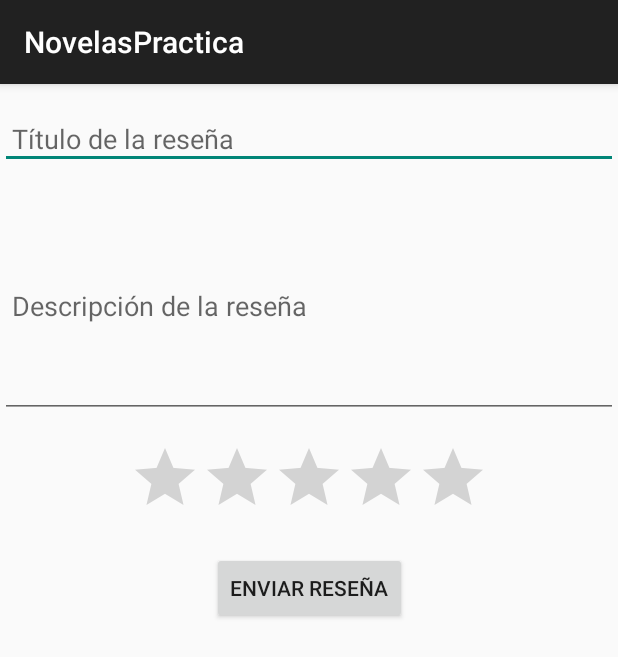
After one commit to Tapiiaa/NovelasPractica, an Android app built with Jetpack Compose: the AddReviewActivity screen opened directly, with no data from a screen before it, on a phone screen of 412 x 824 dp. The commit adds this screen. Shown: the top 657 px of the screen. Run offline under Robolectric (Android 15) with nearby library versions, the phone set to English and light mode, and no system bars; our stand-ins replace Room's generated code.

Commit message:
Funciona, ahora toca darle estilo y forma a la app

```diff
--- /dev/null
+++ b/app/src/main/java/com/example/novelaspractica/AddReviewActivity.java
@@ -0,0 +1,55 @@
+package com.example.novelaspractica;
+
+
+import androidx.appcompat.app.AppCompatActivity;
+import androidx.lifecycle.ViewModelProvider;
+
+import android.os.Bundle;
+import android.view.View;
+import android.widget.Button;
+import android.widget.EditText;
+import android.widget.RatingBar;
+import android.widget.Toast;
+
+public class AddReviewActivity extends AppCompatActivity {
+
+    private EditText editTextReviewTitle, editTextReviewDescription;
+    private RatingBar ratingBar;
+    private Button buttonSubmitReview;
+    private ReviewViewModel reviewViewModel;
+
+    @Override
+    protected void onCreate(Bundle savedInstanceState) {
+        super.onCreate(savedInstanceState);
+        setContentView(R.layout.activity_add_review);
+
+        // Inicializar elementos de la interfaz
+        editTextReviewTitle = findViewById(R.id.editTextReviewTitle);
+        editTextReviewDescription = findViewById(R.id.editTextReviewDescription);
+        ratingBar = findViewById(R.id.ratingBar);
+        buttonSubmitReview = findViewById(R.id.buttonSubmitReview);
+
+        // Inicializar ViewModel
+        reviewViewModel = new ViewModelProvider(this).get(ReviewViewModel.class);
+
+        // Insertar reseña cuando se presiona el botón
+        buttonSubmitReview.setOnClickListener(new View.OnClickListener() {
+            @Override
+            public void onClick(View v) {
+                String reviewTitle = editTextReviewTitle.getText().toString().trim();
+                String reviewDescription = editTextReviewDescription.getText().toString().trim();
+                float rating = ratingBar.getRating();
+
+                if (reviewTitle.isEmpty() || reviewDescription.isEmpty()) {
+                    Toast.makeText(AddReviewActivity.this, "Por favor, complete todos los campos", Toast.LENGTH_SHORT).show();
+                } else {
+                    // Insertar la reseña en la base de datos
+                    Review newReview = new Review(reviewTitle, reviewDescription, rating);
+                    reviewViewModel.insert(newReview);
+                    Toast.makeText(AddReviewActivity.this, "Reseña añadida", Toast.LENGTH_SHORT).show();
+                    finish(); // Finaliza la actividad actual y regresa a la pantalla anterior
+                }
+            }
+        });
+    }
+}
--- /dev/null
+++ b/app/src/main/java/com/example/novelaspractica/ReviewDao.java
@@ -0,0 +1,22 @@
+package com.example.novelaspractica;
+
+
+import androidx.lifecycle.LiveData;
+import androidx.room.Dao;
+import androidx.room.Delete;
+import androidx.room.Insert;
+import androidx.room.Query;
+
+import java.util.List;
+
+@Dao
+public interface ReviewDao {
+    @Insert
+    void insert(Review review);
+
+    @Delete
+    void delete(Review review);
+
+    @Query("SELECT * FROM review_table ORDER BY id ASC")
+    LiveData<List<Review>> getAllReviews();
+}
--- /dev/null
+++ b/app/src/main/java/com/example/novelaspractica/ReviewDatabase.java
@@ -0,0 +1,26 @@
+package com.example.novelaspractica;
+
+
+import android.content.Context;
+
+import androidx.room.Database;
+import androidx.room.Room;
+import androidx.room.RoomDatabase;
+
+@Database(entities = {Review.class}, version = 1)
+public abstract class ReviewDatabase extends RoomDatabase {
+
+    private static ReviewDatabase instance;
+
+    public abstract ReviewDao reviewDao();
+
+    public static synchronized ReviewDatabase getInstance(Context context) {
+        if (instance == null) {
+            instance = Room.databaseBuilder(context.getApplicationContext(),
+                            ReviewDatabase.class, "review_database")
+                    .fallbackToDestructiveMigration()
+                    .build();
+        }
+        return instance;
+    }
+}
--- /dev/null
+++ b/app/src/main/java/com/example/novelaspractica/ReviewRepository.java
@@ -0,0 +1,36 @@
+package com.example.novelaspractica;
+
+
+import android.app.Application;
+
+import androidx.lifecycle.LiveData;
+
+import java.util.List;
+import java.util.concurrent.ExecutorService;
+import java.util.concurrent.Executors;
+
+public class ReviewRepository {
+
+    private ReviewDao reviewDao;
+    private LiveData<List<Review>> allReviews;
+    private ExecutorService executorService;
+
+    public ReviewRepository(Application application) {
+        ReviewDatabase database = ReviewDatabase.getInstance(application);
+        reviewDao = database.reviewDao();
+        allReviews = reviewDao.getAllReviews();
+        executorService = Executors.newFixedThreadPool(2);
+    }
+
+    public void insert(Review review) {
+        executorService.execute(() -> reviewDao.insert(review));
+    }
+
+    public void delete(Review review) {
+        executorService.execute(() -> reviewDao.delete(review));
+    }
+
+    public LiveData<List<Review>> getAllReviews() {
+        return allReviews;
+    }
+}
--- /dev/null
+++ b/app/src/main/java/com/example/novelaspractica/ReviewViewModel.java
@@ -0,0 +1,34 @@
+package com.example.novelaspractica;
+
+
+import android.app.Application;
+
+import androidx.annotation.NonNull;
+import androidx.lifecycle.AndroidViewModel;
+import androidx.lifecycle.LiveData;
+
+import java.util.List;
+
+public class ReviewViewModel extends AndroidViewModel {
+
+    private ReviewRepository repository;
+    private LiveData<List<Review>> allReviews;
+
+    public ReviewViewModel(@NonNull Application application) {
+        super(application);
+        repository = new ReviewRepository(application);
+        allReviews = repository.getAllReviews();
+    }
+
+    public LiveData<List<Review>> getAllReviews() {
+        return allReviews;
+    }
+
+    public void insert(Review review) {
+        repository.insert(review);
+    }
+
+    public void delete(Review review) {
+        repository.delete(review);
+    }
+}
--- /dev/null
+++ b/app/src/main/res/layout/activity_add_review.xml
@@ -0,0 +1,57 @@
+<?xml version="1.0" encoding="utf-8"?>
+<androidx.constraintlayout.widget.ConstraintLayout xmlns:android="http://schemas.android.com/apk/res/android"
+    xmlns:app="http://schemas.android.com/apk/res-auto"
+    xmlns:tools="http://schemas.android.com/tools"
+    android:layout_width="match_parent"
+    android:layout_height="match_parent"
+    tools:context=".AddReviewActivity">
+
+    <!-- Título de la reseña -->
+    <EditText
+        android:id="@+id/editTextReviewTitle"
+        android:layout_width="0dp"
+        android:layout_height="wrap_content"
+        android:hint="Título de la reseña"
+        app:layout_constraintTop_toTopOf="parent"
+        app:layout_constraintStart_toStartOf="parent"
+        app:layout_constraintEnd_toEndOf="parent"
+        android:layout_marginTop="16dp"
+        android:padding="8dp"/>
+
+    <!-- Descripción de la reseña -->
+    <EditText
+        android:id="@+id/editTextReviewDescription"
+        android:layout_width="0dp"
+        android:layout_height="wrap_content"
+        android:hint="Descripción de la reseña"
+        android:minHeight="150dp"
+        app:layout_constraintTop_toBottomOf="@id/editTextReviewTitle"
+        app:layout_constraintStart_toStartOf="parent"
+        app:layout_constraintEnd_toEndOf="parent"
+        android:layout_marginTop="16dp"
+        android:padding="8dp"/>
+
+    <!-- RatingBar para la calificación -->
+    <RatingBar
+        android:id="@+id/ratingBar"
+        android:layout_width="wrap_content"
+        android:layout_height="wrap_content"
+        android:numStars="5"
+        android:stepSize="1.0"
+        app:layout_constraintTop_toBottomOf="@id/editTextReviewDescription"
+        app:layout_constraintStart_toStartOf="parent"
+        app:layout_constraintEnd_toEndOf="parent"
+        android:layout_marginTop="16dp"/>
+
+    <!-- Botón para enviar la reseña -->
+    <Button
+        android:id="@+id/buttonSubmitReview"
+        android:layout_width="wrap_content"
+        android:layout_height="wrap_content"
+        android:text="Enviar Reseña"
+        app:layout_constraintTop_toBottomOf="@id/ratingBar"
+        app:layout_constraintStart_toStartOf="parent"
+        app:layout_constraintEnd_toEndOf="parent"
+        android:layout_marginTop="16dp"/>
+
+</androidx.constraintlayout.widget.ConstraintLayout>
```
Also changed, not shown: app/src/main/AndroidManifest.xml (+10 -0 lines), app/src/main/java/com/example/novelaspractica/MainActivity.java (+28 -2 lines), app/src/main/java/com/example/novelaspractica/Review.java (added, +29 -0 lines), app/src/main/java/com/example/novelaspractica/ReviewAdapter.java (added, +57 -0 lines), app/src/main/java/com/example/novelaspractica/ShowReviewsActivity.java (added, +58 -0 lines), app/src/main/res/layout/activity_main.xml (+26 -2 lines), app/src/main/res/layout/activity_show_reviews.xml (added, +29 -0 lines), app/src/main/res/layout/review_item.xml (added, +43 -0 lines).
